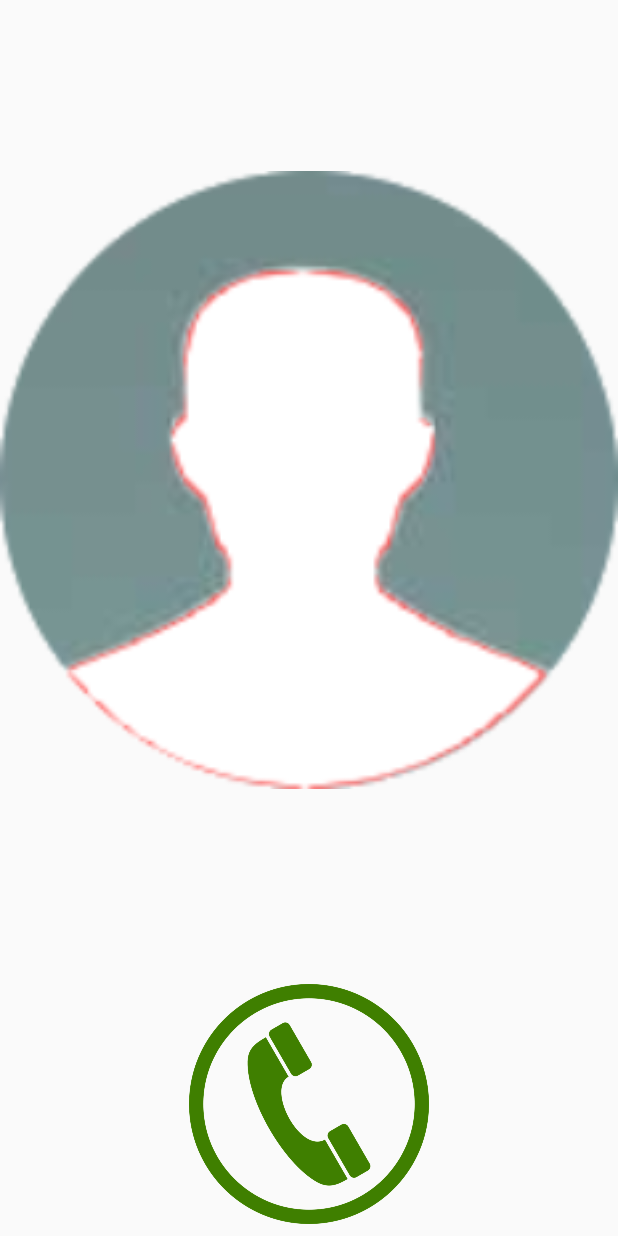
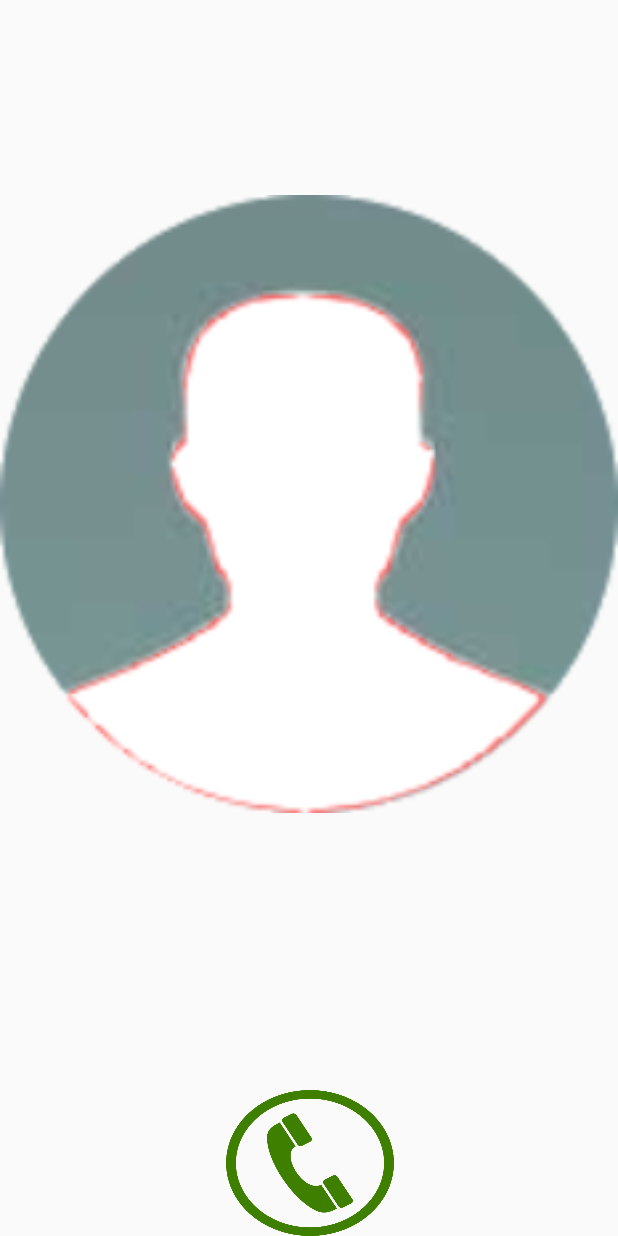
Before and after one commit to NcutStudent/Robot_Project, an Android app: the layout fragment_select_contact.xml on its own in the app's theme, with its tools: preview values and no code run, on a phone screen of 412 x 824 dp. Run offline under Robolectric (Android 15) with nearby library versions, the phone set to English and light mode, and no system bars.

Commit message:
up data select

```diff
--- a/AndroidClient/app/src/main/java/com/example/dickman/myapplication/Util.java
+++ b/AndroidClient/app/src/main/java/com/example/dickman/myapplication/Util.java
@@ -12,6 +12,11 @@ public class Util {
     final static String SHARED_PREFERENCES_TEMP = "activity_statues";
     final static String USER_ID = "ID";
     final static String IMAGE_PATH = "PATH";
+    final static String NO_OVERRIDE = "NO_OVERRIDE";
+    final static String YES_OVERRIDE = "YES_OVERRIDE";
+    final static String OVERRIDE = "OVERRIDE";
+    final static String ICONIDList = "ICONIDList";
+    final static String ICONIDNAME = "ICONIDNAME";
 
     final static int ADD_CONTACT_CODE = 1232;
 
--- a/AndroidClient/app/src/main/res/layout/fragment_select_contact.xml
+++ b/AndroidClient/app/src/main/res/layout/fragment_select_contact.xml
@@ -9,25 +9,38 @@
 
     <Button
         android:id="@+id/callButton"
-        android:layout_width="160dp"
-        android:layout_height="160dp"
-        android:layout_marginBottom="8dp"
+        android:layout_width="112dp"
+        android:layout_height="97dp"
         android:layout_marginEnd="8dp"
         android:layout_marginStart="8dp"
         android:background="@mipmap/call"
         app:layout_constraintBottom_toBottomOf="parent"
         app:layout_constraintEnd_toEndOf="parent"
+        app:layout_constraintHorizontal_bias="0.502"
         app:layout_constraintStart_toStartOf="parent" />
 
     <ImageView
         android:id="@+id/icon"
         android:layout_width="0dp"
         android:layout_height="0dp"
+        android:layout_marginBottom="8dp"
+        android:layout_marginTop="5dp"
+        android:src="@mipmap/noname"
+        app:layout_constraintBottom_toTopOf="@+id/tvID"
+        app:layout_constraintEnd_toEndOf="parent"
+        app:layout_constraintHorizontal_bias="0.0"
+        app:layout_constraintStart_toStartOf="parent"
+        app:layout_constraintTop_toTopOf="parent" />
+
+    <TextView
+        android:id="@+id/tvID"
+        android:layout_width="114dp"
+        android:layout_height="36dp"
         android:layout_marginBottom="16dp"
-        android:src="@mipmap/noname"
+        android:layout_marginEnd="8dp"
+        android:layout_marginStart="8dp"
+        android:textSize="24sp"
         app:layout_constraintBottom_toTopOf="@+id/callButton"
         app:layout_constraintEnd_toEndOf="parent"
-        app:layout_constraintStart_toStartOf="parent"
-        app:layout_constraintTop_toTopOf="parent"
-        app:layout_constraintVertical_bias="0.0" />
+        app:layout_constraintStart_toStartOf="parent" />
 </android.support.constraint.ConstraintLayout>
--- a/AndroidClient/app/src/main/res/values/strings.xml
+++ b/AndroidClient/app/src/main/res/values/strings.xml
@@ -23,6 +23,7 @@
     <string name="miss_connection"> com.intent.action.custom.MISS_CONNECTION</string>
     <string name="service_closing"> com.intent.action.custom.SERVICE_CLOSING</string>
     <string name="hang_up"> com.intent.action.custom.HANG_UP</string>
-    <string name="title_activity_select_contact">SelectContact</string>
+    <string name="title_activity_select_contact">選擇聯絡人</string>
+    <string name="title_activity_add_contact">加入聯絡人</string>
     <string name="section_format">Hello World from section: %1$d</string>
 </resources>
```
Also changed, not shown: AndroidClient/app/src/main/AndroidManifest.xml (+4 -3 lines), AndroidClient/app/src/main/java/com/example/dickman/myapplication/AddContact.java (+34 -21 lines), AndroidClient/app/src/main/java/com/example/dickman/myapplication/SelectContact.java (+66 -6 lines), AndroidClient/app/src/main/res/layout/activity_select_contact.xml (+5 -26 lines).
